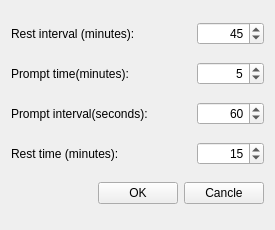
First picture: the form in FrmEyeNurse.ui, repository KangLin/Calendar, before the edit.
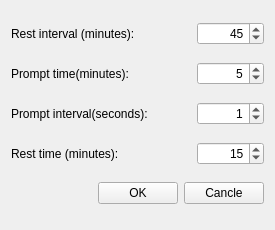
Second picture: the form after the edit. Icons and pictures are not drawn.

```diff
--- a/FrmEyeNurse.ui
+++ b/FrmEyeNurse.ui
@@ -102,7 +102,7 @@
         <number>999999999</number>
        </property>
        <property name="value">
-        <number>60</number>
+        <number>1</number>
        </property>
       </widget>
      </item>
```
